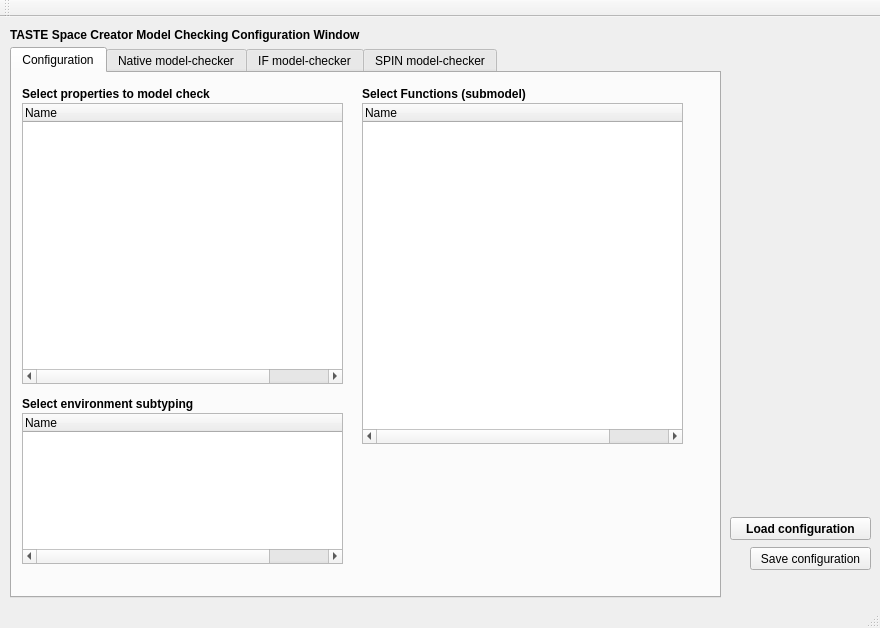
Before: the Qt Designer form src/libs/libiveditor/modelchecking/modelcheckingwindow.ui in esa/spacecreator, drawn with Qt 5.
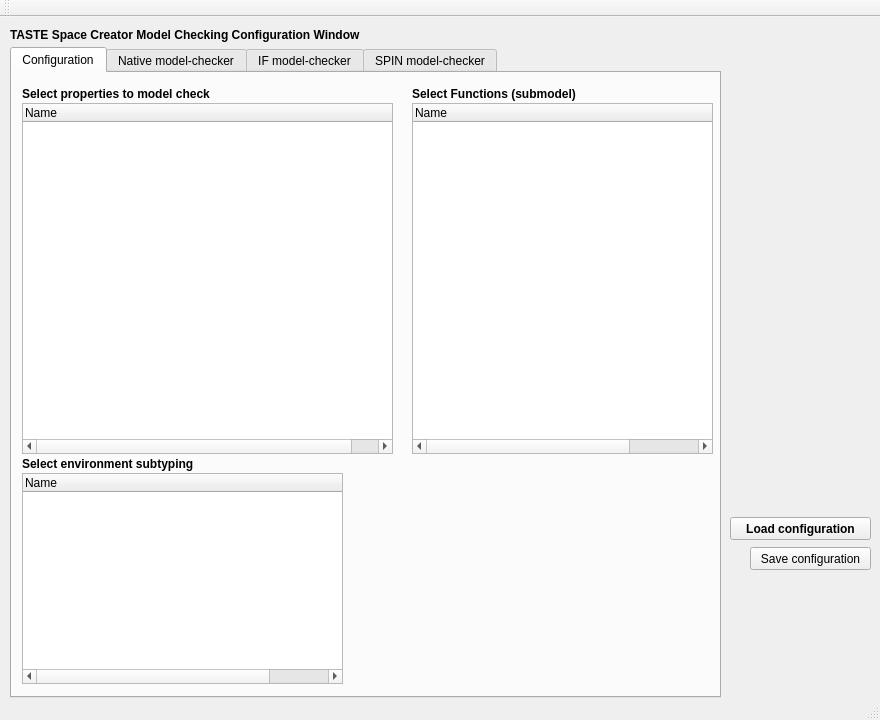
After: the same form once the commit is applied.

Commit message: Copyright note change. Added independent treeview listing functions for each treeview.

```diff
--- a/src/libs/libiveditor/modelchecking/modelcheckingwindow.ui
+++ b/src/libs/libiveditor/modelchecking/modelcheckingwindow.ui
@@ -7,7 +7,7 @@
     <x>0</x>
     <y>0</y>
     <width>880</width>
-    <height>628</height>
+    <height>720</height>
    </rect>
   </property>
   <property name="windowTitle">
@@ -20,7 +20,7 @@
       <x>10</x>
       <y>30</y>
       <width>711</width>
-      <height>551</height>
+      <height>651</height>
      </rect>
     </property>
     <property name="currentIndex">
@@ -35,8 +35,8 @@
        <rect>
         <x>10</x>
         <y>30</y>
-        <width>321</width>
-        <height>281</height>
+        <width>371</width>
+        <height>351</height>
        </rect>
       </property>
       <property name="columnCount">
@@ -83,7 +83,7 @@
       <property name="geometry">
        <rect>
         <x>10</x>
-        <y>320</y>
+        <y>380</y>
         <width>231</width>
         <height>21</height>
        </rect>
@@ -102,9 +102,9 @@
       <property name="geometry">
        <rect>
         <x>10</x>
-        <y>340</y>
+        <y>400</y>
         <width>321</width>
-        <height>151</height>
+        <height>211</height>
        </rect>
       </property>
       <property name="horizontalScrollMode">
@@ -134,10 +134,10 @@
      <widget class="QTreeWidget" name="treeWidget_submodel">
       <property name="geometry">
        <rect>
-        <x>350</x>
+        <x>400</x>
         <y>30</y>
-        <width>321</width>
-        <height>341</height>
+        <width>301</width>
+        <height>351</height>
        </rect>
       </property>
       <attribute name="headerDefaultSectionSize">
@@ -158,7 +158,7 @@
      <widget class="QLabel" name="label_15">
       <property name="geometry">
        <rect>
-        <x>350</x>
+        <x>400</x>
         <y>10</y>
         <width>241</width>
         <height>21</height>
```
The commit also changes 2 other files.
